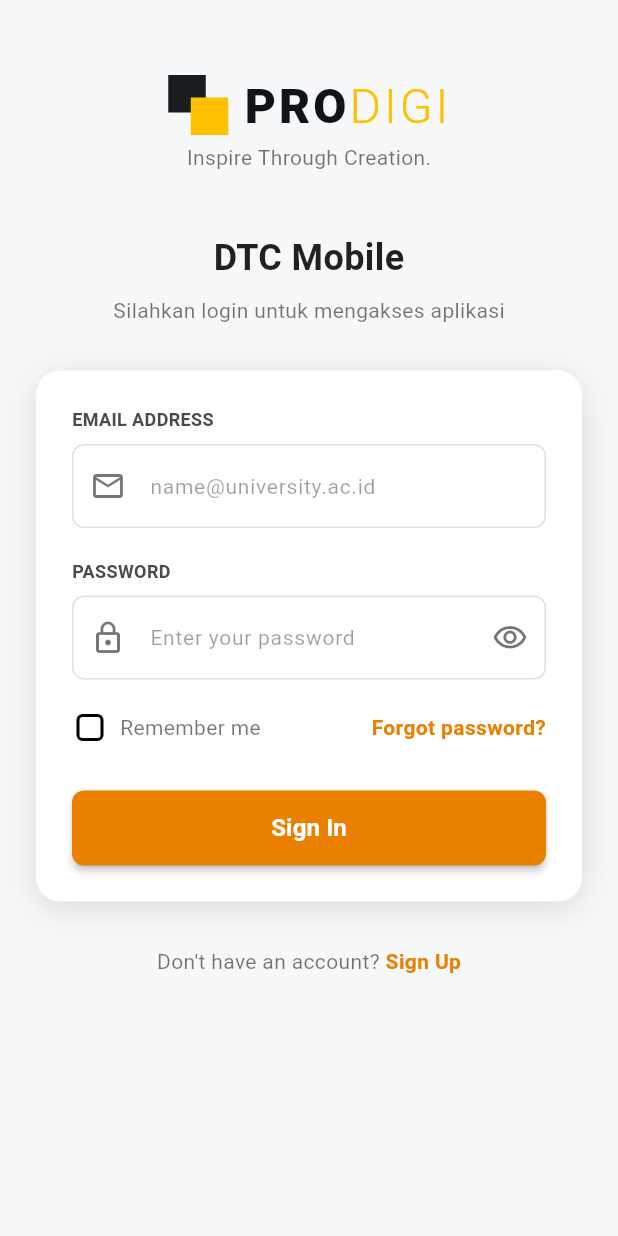
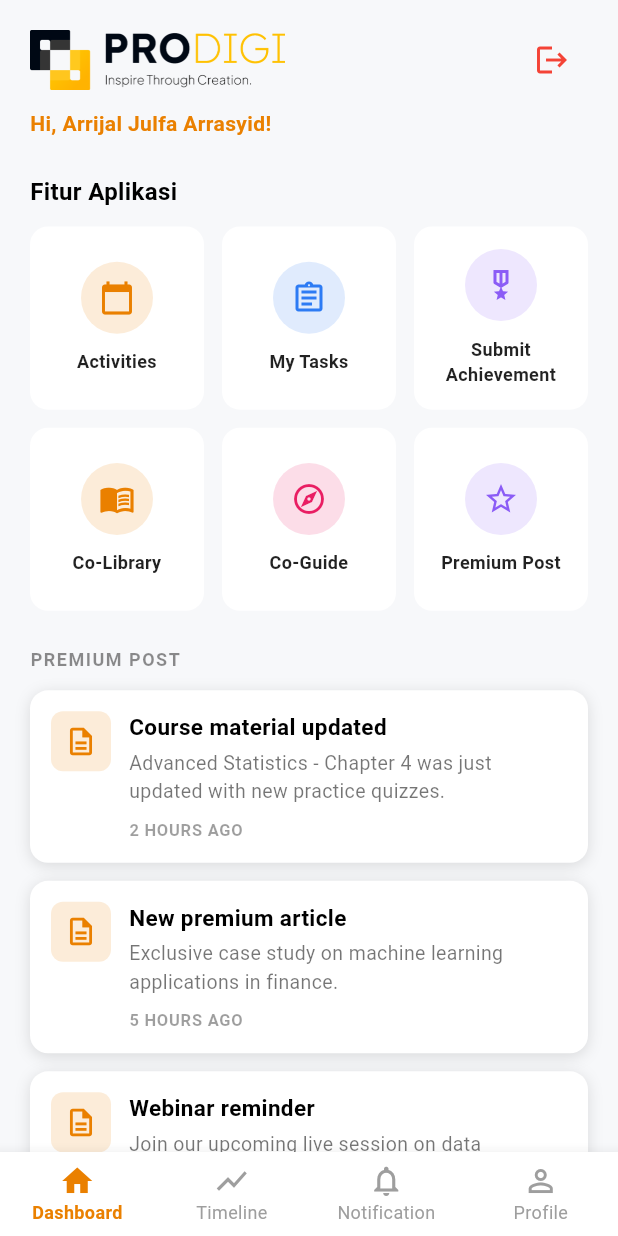
Before and after one commit to Digital-Talent-Center/DTC-Mobile, a Flutter app: the screen it shows after launch, after a tap on "Sign In", on a phone screen of 412 x 824 dp. Run offline on Flutter 3.47's test engine with Material 3 defaults, Android fonts, the phone set to English and light mode, and no system bars.

Commit message:
Create Bottom Navbar and Dashboard Screen

```diff
--- /dev/null
+++ b/lib/screens/dashboard_screen.dart
@@ -0,0 +1,353 @@
+import 'package:flutter/material.dart';
+import '../widgets/bottom_navbar.dart';
+import 'login_screen.dart';
+
+class DashboardScreen extends StatefulWidget {
+  const DashboardScreen({Key? key}) : super(key: key);
+
+  @override
+  State<DashboardScreen> createState() => _DashboardScreenState();
+}
+
+class _DashboardScreenState extends State<DashboardScreen> {
+  int _selectedIndex = 0;
+  int _visiblePremiumPostCount = 3;
+  int _visiblePremiumHighlightCount = 3;
+
+  final List<Map<String, dynamic>> _features = [
+    {'icon': Icons.calendar_today, 'label': 'Activities', 'color': Color(0xFFEA8000)},
+    {'icon': Icons.assignment_outlined, 'label': 'My Tasks', 'color': Color(0xFF2D7BF4)},
+    {'icon': Icons.military_tech_outlined, 'label': 'Submit Achievement', 'color': Color(0xFF8B5CF6)},
+    {'icon': Icons.menu_book_outlined, 'label': 'Co-Library', 'color': Color(0xFFEA8000)},
+    {'icon': Icons.explore_outlined, 'label': 'Co-Guide', 'color': Color(0xFFE91E63)},
+    {'icon': Icons.star_border, 'label': 'Premium Post', 'color': Color(0xFF8B5CF6)},
+  ];
+
+  final List<Map<String, String>> _premiumPosts = [
+    {
+      'title': 'Course material updated',
+      'description': 'Advanced Statistics - Chapter 4 was just updated with new practice quizzes.',
+      'timeAgo': '2 HOURS AGO',
+    },
+    {
+      'title': 'New premium article',
+      'description': 'Exclusive case study on machine learning applications in finance.',
+      'timeAgo': '5 HOURS AGO',
+    },
+    {
+      'title': 'Webinar reminder',
+      'description': 'Join our upcoming live session on data visualization tomorrow at 7PM.',
+      'timeAgo': '1 DAY AGO',
+    },
+    {
+      'title': 'New tutorial released',
+      'description': 'Step-by-step guide on Flutter state management with Provider package.',
+      'timeAgo': '2 DAYS AGO',
+    },
+    {
+      'title': 'Mentor session available',
+      'description': 'Book a 1-on-1 mentor session with our experienced industry experts.',
+      'timeAgo': '3 DAYS AGO',
+    },
+  ];
+
+  final List<Map<String, String>> _premiumHighlights = [
+    {
+      'title': 'Course material updated',
+      'description': 'Advanced Statistics - Chapter 4 was just updated with new practice quizzes.',
+      'timeAgo': '2 HOURS AGO',
+    },
+    {
+      'title': 'Top student of the week',
+      'description': 'Congratulations to Sarah for achieving the highest score this week.',
+      'timeAgo': '6 HOURS AGO',
+    },
+    {
+      'title': 'Featured project showcase',
+      'description': 'Check out the trending student project on AI-based recommendation systems.',
+      'timeAgo': '12 HOURS AGO',
+    },
+    {
+      'title': 'New scholarship opportunity',
+      'description': 'Applications are now open for the Prodigi Excellence Scholarship 2026.',
+      'timeAgo': '1 DAY AGO',
+    },
+    {
+      'title': 'Community event recap',
+      'description': 'Highlights from the recent Prodigi Hackathon held last weekend.',
+      'timeAgo': '2 DAYS AGO',
+    },
+  ];
+
+  void _logout() {
+    Navigator.pushReplacement(
+      context,
+      MaterialPageRoute(builder: (context) => const LoginScreen()),
+    );
+  }
+
+  void _showMorePosts() {
+    setState(() {
+      _visiblePremiumPostCount = (_visiblePremiumPostCount + 3).clamp(0, _premiumPosts.length);
+    });
+  }
+
+  void _showMoreHighlights() {
+    setState(() {
+      _visiblePremiumHighlightCount = (_visiblePremiumHighlightCount + 3).clamp(0, _premiumHighlights.length);
+    });
+  }
+
+  @override
+  Widget build(BuildContext context) {
+    final visiblePosts = _premiumPosts.take(_visiblePremiumPostCount).toList();
+    final hasMorePosts = _visiblePremiumPostCount < _premiumPosts.length;
+    final visibleHighlights = _premiumHighlights.take(_visiblePremiumHighlightCount).toList();
+    final hasMoreHighlights = _visiblePremiumHighlightCount < _premiumHighlights.length;
+
+    return Scaffold(
+      backgroundColor: const Color(0xFFF7F8FA),
+      body: SafeArea(
+        child: SingleChildScrollView(
+          padding: const EdgeInsets.symmetric(horizontal: 20, vertical: 16),
+          child: Column(
+            crossAxisAlignment: CrossAxisAlignment.start,
+            children: [
+              Row(
+                mainAxisAlignment: MainAxisAlignment.spaceBetween,
+                crossAxisAlignment: CrossAxisAlignment.center,
+                children: [
+                  Image.asset('Assets/images/logo-horizontal.png', height: 40),
+                  IconButton(
+                    icon: const Icon(Icons.logout, color: Colors.red),
+                    onPressed: _logout,
+                  ),
+                ],
+              ),
+              const SizedBox(height: 8),
+              const Text(
+                'Hi, Arrijal Julfa Arrasyid!',
+                style: TextStyle(
+                  color: Color(0xFFEA8000),
+                  fontWeight: FontWeight.bold,
+                  fontSize: 14,
+                ),
+              ),
+              const SizedBox(height: 24),
+              const Text(
+                'Fitur Aplikasi',
+                style: TextStyle(fontWeight: FontWeight.bold, fontSize: 16),
+              ),
+              const SizedBox(height: 12),
+              GridView.count(
+                crossAxisCount: 3,
+                shrinkWrap: true,
+                physics: const NeverScrollableScrollPhysics(),
+                mainAxisSpacing: 12,
+                crossAxisSpacing: 12,
+                childAspectRatio: 0.95,
+                children: _features.map((f) {
+                  return _FeatureCard(
+                    icon: f['icon'] as IconData,
+                    label: f['label'] as String,
+                    color: f['color'] as Color,
+                    onTap: () {},
+                  );
+                }).toList(),
+              ),
+              const SizedBox(height: 24),
+              const Text(
+                'PREMIUM POST',
+                style: TextStyle(
+                  color: Colors.black45,
+                  fontWeight: FontWeight.bold,
+                  fontSize: 12,
+                  letterSpacing: 1,
+                ),
+              ),
+              const SizedBox(height: 12),
+              ...visiblePosts.map((post) => Padding(
+                padding: const EdgeInsets.only(bottom: 12),
+                child: _PostCard(
+                  title: post['title']!,
+                  description: post['description']!,
+                  timeAgo: post['timeAgo']!,
+                ),
+              )),
+              if (hasMorePosts)
+                Center(
+                  child: TextButton(
+                    onPressed: _showMorePosts,
+                    child: const Text(
+                      'Show More',
+                      style: TextStyle(
+                        color: Color(0xFFEA8000),
+                        fontWeight: FontWeight.bold,
+                      ),
+                    ),
+                  ),
+                ),
+              const SizedBox(height: 16),
+              const Text(
+                'PREMIUM HIGHLIGHT',
+                style: TextStyle(
+                  color: Colors.black45,
+                  fontWeight: FontWeight.bold,
+                  fontSize: 12,
+                  letterSpacing: 1,
+                ),
+              ),
+              const SizedBox(height: 12),
+              ...visibleHighlights.map((h) => Padding(
+                padding: const EdgeInsets.only(bottom: 12),
+                child: _PostCard(
+                  title: h['title']!,
+                  description: h['description']!,
+                  timeAgo: h['timeAgo']!,
+                ),
+              )),
+              if (hasMoreHighlights)
+                Center(
+                  child: TextButton(
+                    onPressed: _showMoreHighlights,
+                    child: const Text(
+                      'Show More',
+                      style: TextStyle(
+                        color: Color(0xFFEA8000),
+                        fontWeight: FontWeight.bold,
+                      ),
+                    ),
+                  ),
+                ),
+              const SizedBox(height: 24),
+            ],
+          ),
+        ),
+      ),
+      bottomNavigationBar: BottomNavbar(
+        currentIndex: _selectedIndex,
+        onTap: (i) => setState(() => _selectedIndex = i),
+      ),
+    );
+  }
+}
+
+class _FeatureCard extends StatelessWidget {
+  final IconData icon;
+  final String label;
+  final Color color;
+  final VoidCallback onTap;
+
+  const _FeatureCard({
+    required this.icon,
+    required this.label,
+    required this.color,
+    required this.onTap,
+  });
+
+  @override
+  Widget build(BuildContext context) {
+    return Material(
+      color: Colors.white,
+      borderRadius: BorderRadius.circular(12),
+      child: InkWell(
+        onTap: onTap,
+        borderRadius: BorderRadius.circular(12),
+        child: Padding(
+          padding: const EdgeInsets.all(12),
+          child: Column(
+            mainAxisAlignment: MainAxisAlignment.center,
+            children: [
+              Container(
+                width: 48,
+                height: 48,
+                decoration: BoxDecoration(
+                  color: color.withOpacity(0.15),
+                  shape: BoxShape.circle,
+                ),
+                child: Icon(icon, color: color, size: 24),
+              ),
+              const SizedBox(height: 10),
+              Text(
+                label,
+                textAlign: TextAlign.center,
+                style: const TextStyle(
+                  fontSize: 12,
+                  fontWeight: FontWeight.bold,
+                  color: Colors.black87,
+                ),
+              ),
+            ],
+          ),
+        ),
+      ),
+    );
+  }
+}
+
+class _PostCard extends StatelessWidget {
+  final String title;
+  final String description;
+  final String timeAgo;
+
+  const _PostCard({
+    required this.title,
+    required this.description,
+    required this.timeAgo,
+  });
+
+  @override
+  Widget build(BuildContext context) {
+    return Container(
+      padding: const EdgeInsets.all(14),
+      decoration: BoxDecoration(
+        color: Colors.white,
+        borderRadius: BorderRadius.circular(12),
+        boxShadow: const [
+          BoxShadow(color: Colors.black12, blurRadius: 8, offset: Offset(0, 2)),
+        ],
+      ),
+      child: Row(
+        crossAxisAlignment: CrossAxisAlignment.start,
+        children: [
+          Container(
+            width: 40,
+            height: 40,
+            decoration: BoxDecoration(
+              color: const Color(0xFFEA8000).withOpacity(0.15),
+              borderRadius: BorderRadius.circular(8),
+            ),
+            child: const Icon(Icons.description_outlined, color: Color(0xFFEA8000), size: 22),
+          ),
+          const SizedBox(width: 12),
+          Expanded(
+            child: Column(
+              crossAxisAlignment: CrossAxisAlignment.start,
+              children: [
+                Text(
+                  title,
+                  style: const TextStyle(fontWeight: FontWeight.bold, fontSize: 15),
+                ),
+                const SizedBox(height: 4),
+                Text(
+                  description,
+                  style: const TextStyle(color: Colors.black54, fontSize: 13),
+                ),
+                const SizedBox(height: 8),
+                Text(
+                  timeAgo,
+                  style: const TextStyle(
+                    color: Colors.black38,
+                    fontSize: 11,
+                    fontWeight: FontWeight.bold,
+                    letterSpacing: 0.5,
+                  ),
+                ),
+              ],
+            ),
+          ),
+        ],
+      ),
+    );
+  }
+}
--- a/lib/screens/login_screen.dart
+++ b/lib/screens/login_screen.dart
@@ -3,6 +3,7 @@ import '../widgets/auth_header.dart';
 import '../widgets/custom_text_field.dart';
 import '../widgets/primary_button.dart';
 import 'register_screen.dart';
+import 'dashboard_screen.dart';
 
 class LoginScreen extends StatefulWidget {
   const LoginScreen({Key? key}) : super(key: key);
@@ -75,7 +76,15 @@ class _LoginScreenState extends State<LoginScreen> {
                         ],
                       ),
                       const SizedBox(height: 30),
-                      PrimaryButton(text: "Sign In", onPressed: () {}),
+                      PrimaryButton(
+                        text: "Sign In",
+                        onPressed: () {
+                          Navigator.pushReplacement(
+                            context,
+                            MaterialPageRoute(builder: (context) => const DashboardScreen()),
+                          );
+                        },
+                      ),
                     ],
                   ),
                 ),
--- /dev/null
+++ b/lib/widgets/bottom_navbar.dart
@@ -0,0 +1,32 @@
+import 'package:flutter/material.dart';
+
+class BottomNavbar extends StatelessWidget {
+  final int currentIndex;
+  final ValueChanged<int> onTap;
+
+  const BottomNavbar({
+    Key? key,
+    required this.currentIndex,
+    required this.onTap,
+  }) : super(key: key);
+
+  @override
+  Widget build(BuildContext context) {
+    return BottomNavigationBar(
+      currentIndex: currentIndex,
+      onTap: onTap,
+      type: BottomNavigationBarType.fixed,
+      backgroundColor: Colors.white,
+      selectedItemColor: const Color(0xFFEA8000),
+      unselectedItemColor: Colors.grey,
+      selectedLabelStyle: const TextStyle(fontWeight: FontWeight.bold, fontSize: 12),
+      unselectedLabelStyle: const TextStyle(fontSize: 12),
+      items: const [
+        BottomNavigationBarItem(icon: Icon(Icons.home), label: 'Dashboard'),
+        BottomNavigationBarItem(icon: Icon(Icons.show_chart), label: 'Timeline'),
+        BottomNavigationBarItem(icon: Icon(Icons.notifications_none), label: 'Notification'),
+        BottomNavigationBarItem(icon: Icon(Icons.person_outline), label: 'Profile'),
+      ],
+    );
+  }
+}
--- a/pubspec.yaml
+++ b/pubspec.yaml
@@ -57,6 +57,9 @@ flutter:
   # the material Icons class.
   uses-material-design: true
 
+  assets:
+    - Assets/images/
+
   # To add assets to your application, add an assets section, like this:
   # assets:
   #   - images/a_dot_burr.jpeg
```
Also changed, not shown: Assets/images/logo-dtc.png (added), Assets/images/logo-horizontal.png (added), Assets/images/logo-icon.png (added), Assets/images/logo-stacked.png (added).
